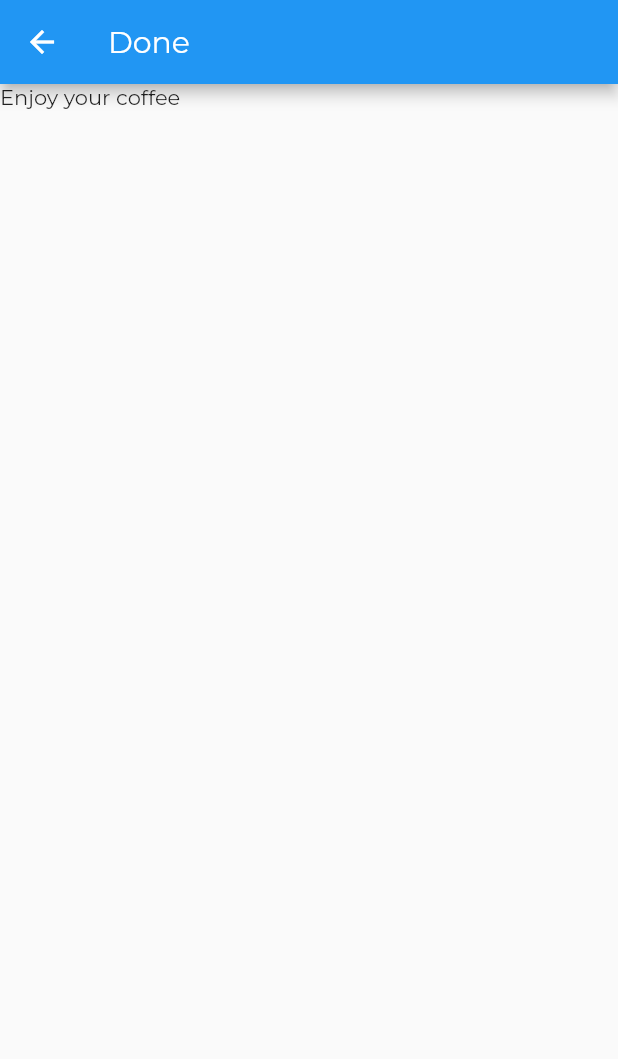
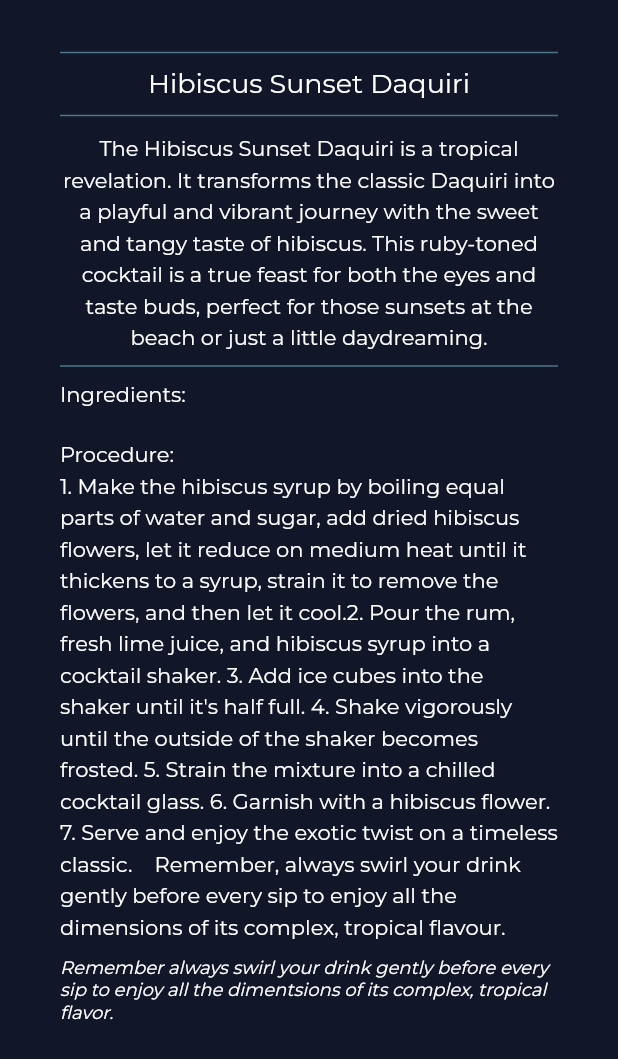
Before and after one commit to Gabe-GH/mix-genius, a Flutter app: the RecipeScreen screen opened directly, on a phone screen of 412 x 824 dp. Shown: the top 1059 px of the screen. Run offline on Flutter 3.47's test engine with Material 2 defaults, Android fonts, the phone set to English and light mode, and no system bars.

Commit message:
hard coded results screen

```diff
--- a/lib/screens/recipe_screen.dart
+++ b/lib/screens/recipe_screen.dart
@@ -1,15 +1,129 @@
 import 'package:flutter/material.dart';
 
 class RecipeScreen extends StatelessWidget {
+  TextStyle myTextStyle(double text_size, FontWeight text_weight) {
+    return TextStyle(
+        color: Colors.white, fontSize: text_size, fontWeight: text_weight);
+  }
+
   @override
   Widget build(BuildContext context) {
     return Scaffold(
-      appBar: AppBar(
-        title: Text("Done"),
-      ),
-      body: Column(
-        children: [
-          Text("Enjoy your coffee"),
+      backgroundColor: Color(0xFF111729),
+      body: ListView(
+        children: <Widget>[
+          Padding(
+            padding: EdgeInsets.fromLTRB(40, 0, 40, 0),
+            child: Column(
+              mainAxisAlignment: MainAxisAlignment.center,
+              children: [
+                SizedBox(height: 30),
+                Divider(
+                  height: 10,
+                  thickness: 1,
+                  color: Color(0xFF4C748B),
+                  indent: 0,
+                  endIndent: 0,
+                ),
+                SizedBox(
+                  height: 5,
+                ),
+                Text(
+                  "Hibiscus Sunset Daquiri",
+                  style: TextStyle(
+                    color: Colors.white,
+                    fontSize: 18,
+                    fontWeight: FontWeight.normal,
+                  ),
+                  textAlign: TextAlign.center,
+                ),
+                SizedBox(
+                  height: 5,
+                ),
+                Divider(
+                  height: 10,
+                  thickness: 1,
+                  color: Color(0xFF4C748B),
+                  indent: 0,
+                  endIndent: 0,
+                ),
+                SizedBox(
+                  height: 5,
+                ),
+                Text(
+                  "The Hibiscus Sunset Daquiri is a tropical revelation. It transforms the classic Daquiri into a playful and vibrant journey with the sweet and tangy taste of hibiscus. This ruby-toned cocktail is a true feast for both the eyes and taste buds, perfect for those sunsets at the beach or just a little daydreaming.",
+                  style: TextStyle(
+                      color: Colors.white,
+                      fontSize: 14,
+                      fontWeight: FontWeight.normal,
+                      height: 1.5),
+                  textAlign: TextAlign.center,
+                ),
+                SizedBox(
+                  height: 5,
+                ),
+                Divider(
+                  height: 10,
+                  thickness: 1,
+                  color: Color(0xFF4C748B),
+                  indent: 0,
+                  endIndent: 0,
+                ),
+                SizedBox(
+                  height: 5,
+                ),
+                Row(
+                  children: [
+                    Text(
+                      "Ingredients:",
+                      style: TextStyle(
+                          color: Colors.white,
+                          fontSize: 14,
+                          fontWeight: FontWeight.normal),
+                    ),
+                  ],
+                ),
+                SizedBox(
+                  height: 20,
+                ),
+                Row(
+                  children: [
+                    Flexible(
+                      child: Text(
+                        "Procedure: \n1. Make the hibiscus syrup by boiling equal parts of water and sugar, add dried hibiscus flowers, let it reduce on medium heat until it thickens to a syrup, strain it to remove the flowers, and then let it cool.2. Pour the rum, fresh lime juice, and hibiscus syrup into a cocktail shaker. 3. Add ice cubes into the shaker until it's half full. 4. Shake vigorously until the outside of the shaker becomes frosted. 5. Strain the mixture into a chilled cocktail glass. 6. Garnish with a hibiscus flower. 7. Serve and enjoy the exotic twist on a timeless classic.    Remember, always swirl your drink gently before every sip to enjoy all the dimensions of its complex, tropical flavour.",
+                        style: TextStyle(
+                            color: Colors.white,
+                            fontSize: 14,
+                            fontWeight: FontWeight.normal,
+                            height: 1.5),
+                        textAlign: TextAlign.start,
+                      ),
+                    ),
+                  ],
+                ),
+                SizedBox(
+                  height: 5,
+                ),
+                Container(
+                  margin: EdgeInsets.fromLTRB(0, 5, 0, 50),
+                  child: Row(
+                    children: [
+                      Flexible(
+                        child: Text(
+                          "Remember always swirl your drink gently before every sip to enjoy all the dimentsions of its complex, tropical flavor.",
+                          style: TextStyle(
+                              color: Colors.white,
+                              fontSize: 12,
+                              fontWeight: FontWeight.normal,
+                              fontStyle: FontStyle.italic),
+                        ),
+                      ),
+                    ],
+                  ),
+                ),
+              ],
+            ),
+          )
         ],
       ),
     );
```
